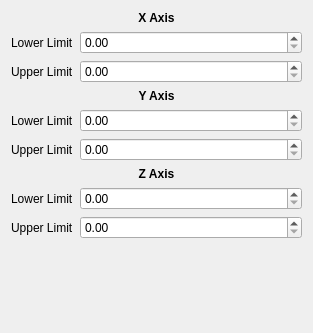
Before: the Qt Designer form forms/springSettings.ui in Gmadges/MPC-Masterclass, drawn with Qt 5.
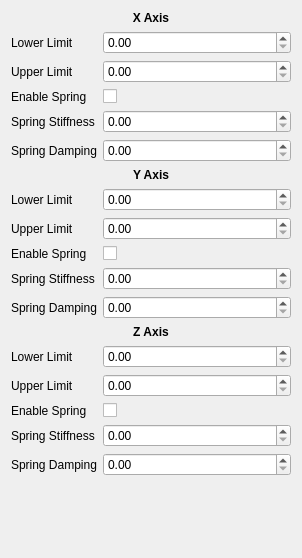
After: the same form once the commit is applied.

Commit message: settings now work. need to give it a good test

```diff
--- a/forms/springSettings.ui
+++ b/forms/springSettings.ui
@@ -6,14 +6,27 @@
    <rect>
     <x>0</x>
     <y>0</y>
-    <width>313</width>
-    <height>333</height>
+    <width>302</width>
+    <height>558</height>
    </rect>
   </property>
   <property name="windowTitle">
    <string>Form</string>
   </property>
   <layout class="QFormLayout" name="formLayout">
+   <item row="0" column="0" colspan="2">
+    <widget class="QLabel" name="label">
+     <property name="text">
+      <string>&lt;b&gt;X Axis&lt;/b&gt;</string>
+     </property>
+     <property name="textFormat">
+      <enum>Qt::RichText</enum>
+     </property>
+     <property name="alignment">
+      <set>Qt::AlignCenter</set>
+     </property>
+    </widget>
+   </item>
    <item row="1" column="0">
     <widget class="QLabel" name="label_2">
      <property name="text">
@@ -34,85 +47,174 @@
    <item row="2" column="1">
     <widget class="QDoubleSpinBox" name="spin_XUpper"/>
    </item>
-   <item row="4" column="0">
+   <item row="3" column="0">
+    <widget class="QLabel" name="label_10">
+     <property name="text">
+      <string>Enable Spring</string>
+     </property>
+    </widget>
+   </item>
+   <item row="6" column="0" colspan="2">
+    <widget class="QLabel" name="label_4">
+     <property name="text">
+      <string>&lt;b&gt;Y Axis&lt;/b&gt;</string>
+     </property>
+     <property name="textFormat">
+      <enum>Qt::RichText</enum>
+     </property>
+     <property name="alignment">
+      <set>Qt::AlignCenter</set>
+     </property>
+    </widget>
+   </item>
+   <item row="7" column="0">
     <widget class="QLabel" name="label_5">
      <property name="text">
       <string>Lower Limit</string>
      </property>
     </widget>
    </item>
-   <item row="4" column="1">
+   <item row="7" column="1">
     <widget class="QDoubleSpinBox" name="spin_YLower"/>
    </item>
-   <item row="5" column="0">
+   <item row="8" column="0">
     <widget class="QLabel" name="label_6">
      <property name="text">
       <string>Upper Limit</string>
      </property>
     </widget>
    </item>
-   <item row="5" column="1">
+   <item row="8" column="1">
     <widget class="QDoubleSpinBox" name="spin_YUpper"/>
    </item>
-   <item row="7" column="0">
+   <item row="12" column="0" colspan="2">
+    <widget class="QLabel" name="label_7">
+     <property name="text">
+      <string>&lt;b&gt;Z Axis&lt;/b&gt;</string>
+     </property>
+     <property name="textFormat">
+      <enum>Qt::RichText</enum>
+     </property>
+     <property name="alignment">
+      <set>Qt::AlignCenter</set>
+     </property>
+    </widget>
+   </item>
+   <item row="13" column="0">
     <widget class="QLabel" name="label_8">
      <property name="text">
       <string>Lower Limit</string>
      </property>
     </widget>
    </item>
-   <item row="7" column="1">
+   <item row="13" column="1">
     <widget class="QDoubleSpinBox" name="spin_ZLower"/>
    </item>
-   <item row="8" column="0">
+   <item row="14" column="0">
     <widget class="QLabel" name="label_9">
      <property name="text">
       <string>Upper Limit</string>
      </property>
     </widget>
    </item>
-   <item row="8" column="1">
+   <item row="14" column="1">
     <widget class="QDoubleSpinBox" name="spin_ZUpper"/>
    </item>
-   <item row="6" column="0" colspan="2">
-    <widget class="QLabel" name="label_7">
+   <item row="4" column="0">
+    <widget class="QLabel" name="label_11">
      <property name="text">
-      <string>&lt;b&gt;Z Axis&lt;/b&gt;</string>
+      <string>Spring Stiffness</string>
      </property>
-     <property name="textFormat">
-      <enum>Qt::RichText</enum>
+    </widget>
+   </item>
+   <item row="5" column="0">
+    <widget class="QLabel" name="label_12">
+     <property name="text">
+      <string>Spring Damping</string>
      </property>
-     <property name="alignment">
-      <set>Qt::AlignCenter</set>
+    </widget>
+   </item>
+   <item row="4" column="1">
+    <widget class="QDoubleSpinBox" name="spin_xSpringStiff"/>
+   </item>
+   <item row="5" column="1">
+    <widget class="QDoubleSpinBox" name="spin_xSpringDamping"/>
+   </item>
+   <item row="3" column="1">
+    <widget class="QCheckBox" name="check_xSpringEnabled">
+     <property name="text">
+      <string/>
      </property>
     </widget>
    </item>
-   <item row="3" column="0" colspan="2">
-    <widget class="QLabel" name="label_4">
+   <item row="9" column="0">
+    <widget class="QLabel" name="label_13">
      <property name="text">
-      <string>&lt;b&gt;Y Axis&lt;/b&gt;</string>
+      <string>Enable Spring</string>
      </property>
-     <property name="textFormat">
-      <enum>Qt::RichText</enum>
+    </widget>
+   </item>
+   <item row="10" column="0">
+    <widget class="QLabel" name="label_14">
+     <property name="text">
+      <string>Spring Stiffness</string>
      </property>
-     <property name="alignment">
-      <set>Qt::AlignCenter</set>
+    </widget>
+   </item>
+   <item row="11" column="0">
+    <widget class="QLabel" name="label_15">
+     <property name="text">
+      <string>Spring Damping</string>
      </property>
     </widget>
    </item>
-   <item row="0" column="0" colspan="2">
-    <widget class="QLabel" name="label">
+   <item row="15" column="0">
+    <widget class="QLabel" name="label_16">
      <property name="text">
-      <string>&lt;b&gt;X Axis&lt;/b&gt;</string>
+      <string>Enable Spring</string>
      </property>
-     <property name="textFormat">
-      <enum>Qt::RichText</enum>
+    </widget>
+   </item>
+   <item row="16" column="0">
+    <widget class="QLabel" name="label_17">
+     <property name="text">
+      <string>Spring Stiffness</string>
      </property>
-     <property name="alignment">
-      <set>Qt::AlignCenter</set>
+    </widget>
+   </item>
+   <item row="17" column="0">
+    <widget class="QLabel" name="label_18">
+     <property name="text">
+      <string>Spring Damping</string>
      </property>
     </widget>
    </item>
+   <item row="15" column="1">
+    <widget class="QCheckBox" name="check_zSpringEnabled">
+     <property name="text">
+      <string/>
+     </property>
+    </widget>
+   </item>
+   <item row="16" column="1">
+    <widget class="QDoubleSpinBox" name="spin_zSpringStiff"/>
+   </item>
+   <item row="17" column="1">
+    <widget class="QDoubleSpinBox" name="spin_zSpringDamping"/>
+   </item>
+   <item row="9" column="1">
+    <widget class="QCheckBox" name="check_ySpringEnabled">
+     <property name="text">
+      <string/>
+     </property>
+    </widget>
+   </item>
+   <item row="10" column="1">
+    <widget class="QDoubleSpinBox" name="spin_ySpringStiff"/>
+   </item>
+   <item row="11" column="1">
+    <widget class="QDoubleSpinBox" name="spin_ySpringDamping"/>
+   </item>
   </layout>
  </widget>
  <resources/>
```
The commit also changes 6 other files.
